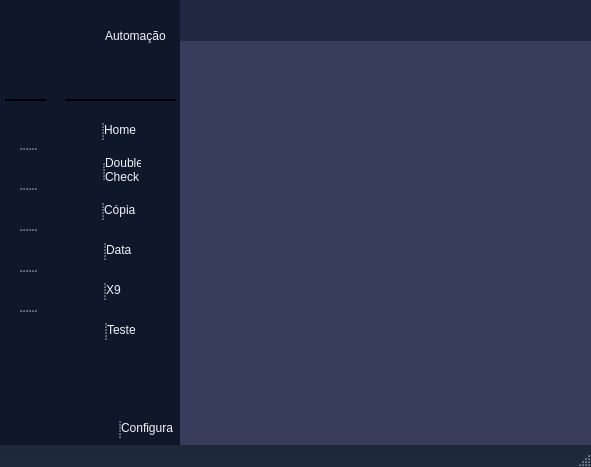
The window that src/style/Main_UI.ui (rdm10br/BB_Py_Automation) describes before a commit, drawn with Qt 5.
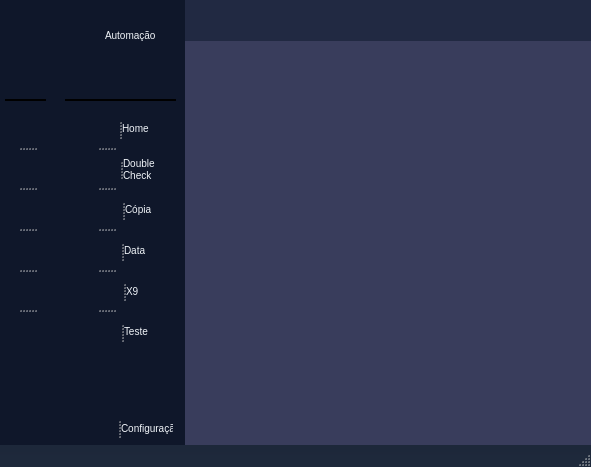
The same window after the commit. Icons and pictures are not drawn.

```diff
--- a/src/style/Main_UI.ui
+++ b/src/style/Main_UI.ui
@@ -29,8 +29,13 @@
     background: qlineargradient(x1:0 y1:1,x2:0 y2:0,stop:0 rgba(30, 41, 59, 1),stop:1 rgba(15, 23, 42, 1));
     font-family: 'Poppins';
 }
+QWidget{
+	font-family: 'Poppins';
+}
 QLabel{
     color: rgb(241, 245, 249);
+	font-family: 'Poppins';
+    font-size: 10px;
 }
 QPushButton {
     background-color: #737BB9;
@@ -320,11 +325,14 @@
     <zorder>pushButton_25</zorder>
    </widget>
    <widget class="QWidget" name="icon_text_widget" native="true">
+    <property name="enabled">
+     <bool>true</bool>
+    </property>
     <property name="geometry">
      <rect>
       <x>55</x>
       <y>0</y>
-      <width>126</width>
+      <width>131</width>
       <height>451</height>
      </rect>
     </property>
@@ -472,159 +480,19 @@
       </property>
      </widget>
     </widget>
-    <widget class="QSplitter" name="splitter">
+    <widget class="QSplitter" name="splitter_9">
      <property name="geometry">
       <rect>
-       <x>10</x>
-       <y>310</y>
-       <width>71</width>
-       <height>40</height>
+       <x>0</x>
+       <y>110</y>
+       <width>102</width>
+       <height>240</height>
       </rect>
      </property>
      <property name="orientation">
-      <enum>Qt::Horizontal</enum>
+      <enum>Qt::Vertical</enum>
      </property>
-     <widget class="QPushButton" name="pushButton_12">
-      <property name="styleSheet">
-       <string notr="true">border: none;</string>
-      </property>
-      <property name="text">
-       <string/>
-      </property>
-      <property name="icon">
-       <iconset resource="resource.qrc">
-        <normaloff>:/icon/experiment.png</normaloff>:/icon/experiment.png</iconset>
-      </property>
-      <property name="iconSize">
-       <size>
-        <width>20</width>
-        <height>20</height>
-       </size>
-      </property>
-     </widget>
-     <widget class="QLabel" name="label_10">
-      <property name="text">
-       <string>Teste</string>
-      </property>
-     </widget>
-    </widget>
-    <widget class="QSplitter" name="splitter_3">
-     <property name="geometry">
-      <rect>
-       <x>10</x>
-       <y>270</y>
-       <width>56</width>
-       <height>40</height>
-      </rect>
-     </property>
-     <property name="orientation">
-      <enum>Qt::Horizontal</enum>
-     </property>
-     <widget class="QPushButton" name="pushButton_9">
-      <property name="styleSheet">
-       <string notr="true">border: none;</string>
-      </property>
-      <property name="text">
-       <string/>
-      </property>
-      <property name="icon">
-       <iconset resource="resource.qrc">
-        <normaloff>:/icon/detective.png</normaloff>:/icon/detective.png</iconset>
-      </property>
-      <property name="iconSize">
-       <size>
-        <width>20</width>
-        <height>20</height>
-       </size>
-      </property>
-     </widget>
-     <widget class="QLabel" name="label_8">
-      <property name="text">
-       <string>X9</string>
-      </property>
-     </widget>
-    </widget>
-    <widget class="QSplitter" name="splitter_4">
-     <property name="geometry">
-      <rect>
-       <x>10</x>
-       <y>230</y>
-       <width>67</width>
-       <height>40</height>
-      </rect>
-     </property>
-     <property name="orientation">
-      <enum>Qt::Horizontal</enum>
-     </property>
-     <widget class="QPushButton" name="pushButton_14">
-      <property name="styleSheet">
-       <string notr="true">border: none;</string>
-      </property>
-      <property name="text">
-       <string/>
-      </property>
-      <property name="icon">
-       <iconset resource="resource.qrc">
-        <normaloff>:/icon/calendar.png</normaloff>:/icon/calendar.png</iconset>
-      </property>
-      <property name="iconSize">
-       <size>
-        <width>20</width>
-        <height>20</height>
-       </size>
-      </property>
-     </widget>
-     <widget class="QLabel" name="label_9">
-      <property name="text">
-       <string>Data</string>
-      </property>
-     </widget>
-    </widget>
-    <widget class="QSplitter" name="splitter_5">
-     <property name="geometry">
-      <rect>
-       <x>10</x>
-       <y>190</y>
-       <width>71</width>
-       <height>40</height>
-      </rect>
-     </property>
-     <property name="orientation">
-      <enum>Qt::Horizontal</enum>
-     </property>
-     <widget class="QPushButton" name="pushButton_13">
-      <property name="styleSheet">
-       <string notr="true">border: none;</string>
-      </property>
-      <property name="text">
-       <string/>
-      </property>
-      <property name="icon">
-       <iconset resource="resource.qrc">
-        <normaloff>:/icon/copy.png</normaloff>:/icon/copy.png</iconset>
-      </property>
-      <property name="iconSize">
-       <size>
-        <width>20</width>
-        <height>20</height>
-       </size>
-      </property>
-     </widget>
-     <widget class="QLabel" name="label_7">
-      <property name="text">
-       <string>Cópia</string>
-      </property>
-     </widget>
-    </widget>
     <widget class="QSplitter" name="splitter_8">
-     <property name="geometry">
-      <rect>
-       <x>10</x>
-       <y>110</y>
-       <width>71</width>
-       <height>40</height>
-      </rect>
-     </property>
      <property name="orientation">
       <enum>Qt::Horizontal</enum>
      </property>
@@ -648,19 +516,11 @@
      </widget>
      <widget class="QLabel" name="label_5">
       <property name="text">
-       <string>Home</string>
+        <string>Home  </string>
       </property>
      </widget>
     </widget>
     <widget class="QSplitter" name="splitter_7">
-     <property name="geometry">
-      <rect>
-       <x>10</x>
-       <y>150</y>
-       <width>77</width>
-       <height>40</height>
-      </rect>
-     </property>
      <property name="orientation">
       <enum>Qt::Horizontal</enum>
      </property>
@@ -683,22 +543,141 @@
       </property>
      </widget>
      <widget class="QLabel" name="label_6">
+       <property name="styleSheet">
+        <string notr="true">font-size: 10px;</string>
+       </property>
       <property name="text">
        <string>Double
 Check</string>
       </property>
      </widget>
     </widget>
+     <widget class="QSplitter" name="splitter_5">
+      <property name="orientation">
+       <enum>Qt::Horizontal</enum>
+      </property>
+      <widget class="QPushButton" name="pushButton_13">
+       <property name="styleSheet">
+        <string notr="true">border: none;</string>
+       </property>
+       <property name="text">
+        <string/>
+       </property>
+       <property name="icon">
+        <iconset resource="resource.qrc">
+         <normaloff>:/icon/copy.png</normaloff>:/icon/copy.png</iconset>
+       </property>
+       <property name="iconSize">
+        <size>
+         <width>20</width>
+         <height>20</height>
+        </size>
+       </property>
+      </widget>
+      <widget class="QLabel" name="label_7">
+       <property name="text">
+        <string>Cópia </string>
+       </property>
+      </widget>
+     </widget>
+     <widget class="QSplitter" name="splitter_4">
+      <property name="orientation">
+       <enum>Qt::Horizontal</enum>
+      </property>
+      <widget class="QPushButton" name="pushButton_14">
+       <property name="styleSheet">
+        <string notr="true">border: none;</string>
+       </property>
+       <property name="text">
+        <string/>
+       </property>
+       <property name="icon">
+        <iconset resource="resource.qrc">
+         <normaloff>:/icon/calendar.png</normaloff>:/icon/calendar.png</iconset>
+       </property>
+       <property name="iconSize">
+        <size>
+         <width>20</width>
+         <height>20</height>
+        </size>
+       </property>
+      </widget>
+      <widget class="QLabel" name="label_9">
+       <property name="text">
+        <string>Data   </string>
+       </property>
+      </widget>
+     </widget>
+     <widget class="QSplitter" name="splitter_3">
+      <property name="orientation">
+       <enum>Qt::Horizontal</enum>
+      </property>
+      <widget class="QPushButton" name="pushButton_9">
+       <property name="styleSheet">
+        <string notr="true">border: none;</string>
+       </property>
+       <property name="text">
+        <string/>
+       </property>
+       <property name="icon">
+        <iconset resource="resource.qrc">
+         <normaloff>:/icon/detective.png</normaloff>:/icon/detective.png</iconset>
+       </property>
+       <property name="iconSize">
+        <size>
+         <width>20</width>
+         <height>20</height>
+        </size>
+       </property>
+      </widget>
+      <widget class="QLabel" name="label_8">
+       <property name="text">
+        <string>X9     </string>
+       </property>
+      </widget>
+     </widget>
+     <widget class="QSplitter" name="splitter">
+      <property name="orientation">
+       <enum>Qt::Horizontal</enum>
+      </property>
+      <widget class="QPushButton" name="pushButton_12">
+       <property name="styleSheet">
+        <string notr="true">border: none;</string>
+       </property>
+       <property name="text">
+        <string/>
+       </property>
+       <property name="icon">
+        <iconset resource="resource.qrc">
+         <normaloff>:/icon/experiment.png</normaloff>:/icon/experiment.png</iconset>
+       </property>
+       <property name="iconSize">
+        <size>
+         <width>20</width>
+         <height>20</height>
+        </size>
+       </property>
+      </widget>
+      <widget class="QLabel" name="label_10">
+       <property name="text">
+        <string>Teste  </string>
+       </property>
+      </widget>
+     </widget>
+    </widget>
    </widget>
    <widget class="QWidget" name="Main_Screen_Widget" native="true">
     <property name="geometry">
      <rect>
-      <x>180</x>
+      <x>185</x>
       <y>40</y>
-      <width>411</width>
+      <width>406</width>
       <height>411</height>
      </rect>
     </property>
+    <property name="autoFillBackground">
+     <bool>false</bool>
+    </property>
     <property name="styleSheet">
      <string notr="true">background-color:#393D5C;</string>
     </property>
@@ -706,9 +685,9 @@
    <widget class="QWidget" name="Header_widget" native="true">
     <property name="geometry">
      <rect>
-      <x>180</x>
+      <x>185</x>
       <y>0</y>
-      <width>411</width>
+      <width>406</width>
       <height>41</height>
      </rect>
     </property>
```
Left out of the diff: 7 changed lines with no effect on the pictures. Lines whose indentation alone changed are shown as unchanged.
